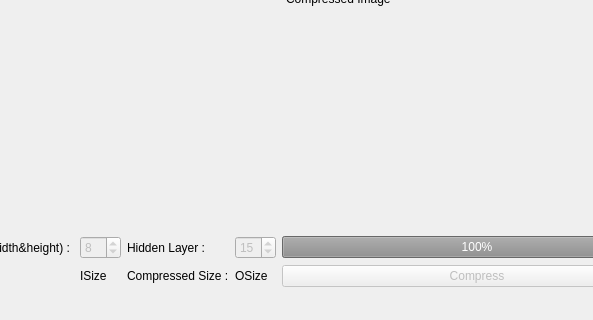
Old version of the form NNCompression/mainwindow.ui in the repository Zenol/NNCompression; both pictures show x 117 to 710 and y 280 to 600 of the 800 by 600 pixel window.
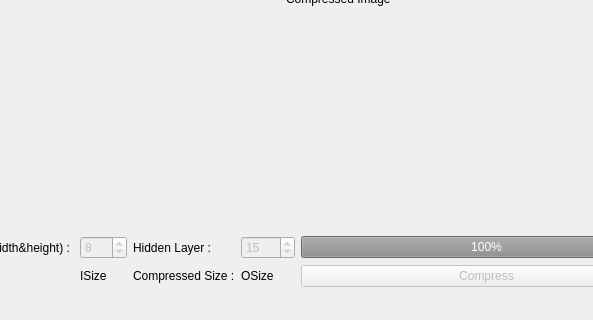
New version of the form.

Commit message: Now compress using the NN.

Patch:
```diff
--- a/NNCompression/mainwindow.ui
+++ b/NNCompression/mainwindow.ui
@@ -68,7 +68,7 @@
          <number>4</number>
         </property>
         <property name="maximum">
-         <number>28</number>
+         <number>800</number>
         </property>
         <property name="value">
          <number>8</number>
@@ -84,7 +84,7 @@
          <number>1</number>
         </property>
         <property name="maximum">
-         <number>80</number>
+         <number>1000</number>
         </property>
         <property name="value">
          <number>15</number>
```
The commit also changes 2 other files.
